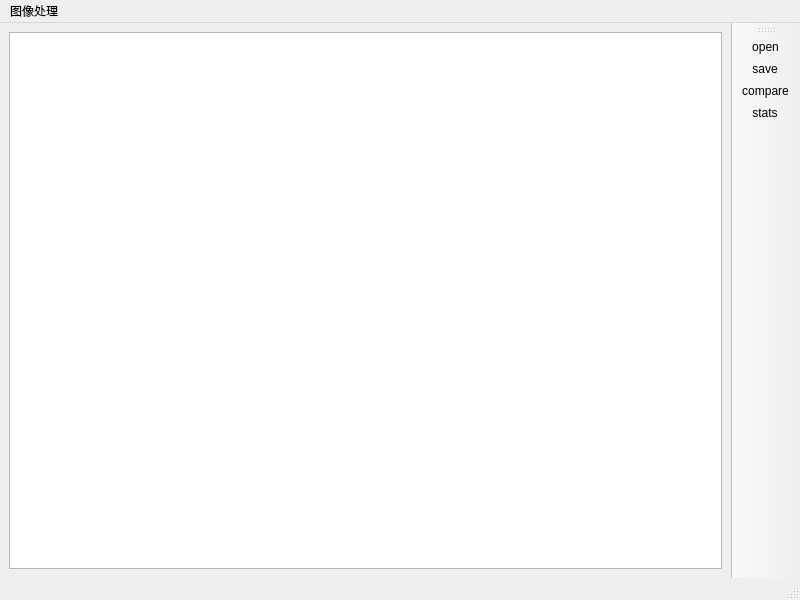
xiaoqinxing/ImageTools, file tools/rawimageeditor/rawimageeditor_window.ui: the form before one commit.
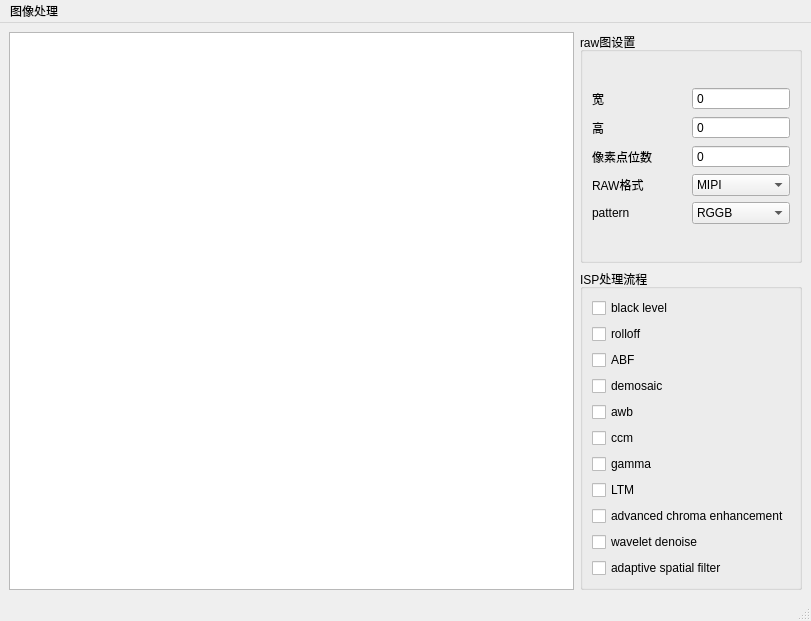
The form after the commit. Icons and pictures are not drawn.

Diff of the .ui file:
```diff
--- a/tools/rawimageeditor/rawimageeditor_window.ui
+++ b/tools/rawimageeditor/rawimageeditor_window.ui
@@ -6,8 +6,8 @@
    <rect>
     <x>0</x>
     <y>0</y>
-    <width>800</width>
-    <height>600</height>
+    <width>811</width>
+    <height>621</height>
    </rect>
   </property>
   <property name="windowTitle">
@@ -27,7 +27,7 @@
   </property>
   <widget class="QWidget" name="centralwidget">
    <layout class="QGridLayout" name="gridLayout">
-    <item row="0" column="1" rowspan="3">
+    <item row="1" column="0">
      <widget class="QGraphicsView" name="graphicsView">
       <property name="mouseTracking">
        <bool>true</bool>
@@ -58,6 +58,214 @@
       </property>
      </widget>
     </item>
+    <item row="1" column="1">
+     <layout class="QVBoxLayout" name="verticalLayout">
+      <item>
+       <widget class="QGroupBox" name="groupBox">
+        <property name="title">
+         <string>raw图设置</string>
+        </property>
+        <layout class="QGridLayout" name="gridLayout_3">
+         <item row="0" column="0">
+          <layout class="QGridLayout" name="gridLayout_4">
+           <item row="1" column="0">
+            <widget class="QLabel" name="label_6">
+             <property name="text">
+              <string>高</string>
+             </property>
+            </widget>
+           </item>
+           <item row="0" column="0">
+            <widget class="QLabel" name="label_7">
+             <property name="text">
+              <string>宽</string>
+             </property>
+            </widget>
+           </item>
+           <item row="2" column="0">
+            <widget class="QLabel" name="label_8">
+             <property name="text">
+              <string>像素点位数</string>
+             </property>
+            </widget>
+           </item>
+           <item row="1" column="1">
+            <widget class="QSpinBox" name="height">
+             <property name="buttonSymbols">
+              <enum>QAbstractSpinBox::NoButtons</enum>
+             </property>
+             <property name="maximum">
+              <number>10000</number>
+             </property>
+            </widget>
+           </item>
+           <item row="3" column="0">
+            <widget class="QLabel" name="label_9">
+             <property name="text">
+              <string>RAW格式</string>
+             </property>
+            </widget>
+           </item>
+           <item row="0" column="1">
+            <widget class="QSpinBox" name="width">
+             <property name="buttonSymbols">
+              <enum>QAbstractSpinBox::NoButtons</enum>
+             </property>
+             <property name="maximum">
+              <number>10000</number>
+             </property>
+            </widget>
+           </item>
+           <item row="2" column="1">
+            <widget class="QSpinBox" name="bit">
+             <property name="buttonSymbols">
+              <enum>QAbstractSpinBox::NoButtons</enum>
+             </property>
+            </widget>
+           </item>
+           <item row="3" column="1">
+            <widget class="QComboBox" name="raw_format">
+             <item>
+              <property name="text">
+               <string>MIPI</string>
+              </property>
+             </item>
+             <item>
+              <property name="text">
+               <string>PACKED</string>
+              </property>
+             </item>
+             <item>
+              <property name="text">
+               <string>UNPACKED</string>
+              </property>
+             </item>
+            </widget>
+           </item>
+           <item row="4" column="0">
+            <widget class="QLabel" name="label_10">
+             <property name="text">
+              <string>pattern</string>
+             </property>
+            </widget>
+           </item>
+           <item row="4" column="1">
+            <widget class="QComboBox" name="pattern">
+             <item>
+              <property name="text">
+               <string>RGGB</string>
+              </property>
+             </item>
+             <item>
+              <property name="text">
+               <string>GRBG</string>
+              </property>
+             </item>
+             <item>
+              <property name="text">
+               <string>BGGR</string>
+              </property>
+             </item>
+             <item>
+              <property name="text">
+               <string>GBRG</string>
+              </property>
+             </item>
+            </widget>
+           </item>
+          </layout>
+         </item>
+        </layout>
+       </widget>
+      </item>
+      <item>
+       <widget class="QGroupBox" name="groupBox_2">
+        <property name="title">
+         <string>ISP处理流程</string>
+        </property>
+        <layout class="QGridLayout" name="gridLayout_2">
+         <item row="1" column="0">
+          <widget class="QCheckBox" name="rolloff">
+           <property name="text">
+            <string>rolloff</string>
+           </property>
+          </widget>
+         </item>
+         <item row="3" column="0">
+          <widget class="QCheckBox" name="demosaic">
+           <property name="text">
+            <string>demosaic</string>
+           </property>
+          </widget>
+         </item>
+         <item row="7" column="0">
+          <widget class="QCheckBox" name="LTM">
+           <property name="text">
+            <string>LTM</string>
+           </property>
+          </widget>
+         </item>
+         <item row="0" column="0">
+          <widget class="QCheckBox" name="blacklevel">
+           <property name="text">
+            <string>black level</string>
+           </property>
+          </widget>
+         </item>
+         <item row="4" column="0">
+          <widget class="QCheckBox" name="awb">
+           <property name="text">
+            <string>awb</string>
+           </property>
+          </widget>
+         </item>
+         <item row="2" column="0">
+          <widget class="QCheckBox" name="ABF">
+           <property name="text">
+            <string>ABF</string>
+           </property>
+          </widget>
+         </item>
+         <item row="9" column="0">
+          <widget class="QCheckBox" name="denoise">
+           <property name="text">
+            <string>wavelet denoise</string>
+           </property>
+          </widget>
+         </item>
+         <item row="10" column="0">
+          <widget class="QCheckBox" name="asf">
+           <property name="text">
+            <string>adaptive spatial filter</string>
+           </property>
+          </widget>
+         </item>
+         <item row="5" column="0">
+          <widget class="QCheckBox" name="ccm">
+           <property name="text">
+            <string>ccm</string>
+           </property>
+          </widget>
+         </item>
+         <item row="6" column="0">
+          <widget class="QCheckBox" name="gamma">
+           <property name="text">
+            <string>gamma</string>
+           </property>
+          </widget>
+         </item>
+         <item row="8" column="0">
+          <widget class="QCheckBox" name="chroma_enhance">
+           <property name="text">
+            <string>advanced chroma enhancement</string>
+           </property>
+          </widget>
+         </item>
+        </layout>
+       </widget>
+      </item>
+     </layout>
+    </item>
    </layout>
   </widget>
   <widget class="QMenuBar" name="menubar">
@@ -65,7 +273,7 @@
     <rect>
      <x>0</x>
      <y>0</y>
-     <width>800</width>
+     <width>811</width>
      <height>23</height>
     </rect>
    </property>
@@ -91,33 +299,6 @@
     <bool>true</bool>
    </property>
   </widget>
-  <widget class="QToolBar" name="toolBar">
-   <property name="sizePolicy">
-    <sizepolicy hsizetype="Fixed" vsizetype="Preferred">
-     <horstretch>0</horstretch>
-     <verstretch>0</verstretch>
-    </sizepolicy>
-   </property>
-   <property name="windowTitle">
-    <string>toolBar_2</string>
-   </property>
-   <property name="allowedAreas">
-    <set>Qt::AllToolBarAreas</set>
-   </property>
-   <property name="orientation">
-    <enum>Qt::Vertical</enum>
-   </property>
-   <attribute name="toolBarArea">
-    <enum>RightToolBarArea</enum>
-   </attribute>
-   <attribute name="toolBarBreak">
-    <bool>false</bool>
-   </attribute>
-   <addaction name="openimage"/>
-   <addaction name="saveimage"/>
-   <addaction name="compareimage"/>
-   <addaction name="actionstats"/>
-  </widget>
   <action name="historgram">
    <property name="text">
     <string>直方图</string>
@@ -141,18 +322,6 @@
     <string>高斯滤波</string>
    </property>
   </action>
-  <action name="saveimage">
-   <property name="icon">
-    <iconset resource="../../ui/resource.qrc">
-     <normaloff>:/tool_icon/resource/save_icon.png</normaloff>:/tool_icon/resource/save_icon.png</iconset>
-   </property>
-   <property name="text">
-    <string>save</string>
-   </property>
-   <property name="shortcut">
-    <string>Ctrl+S</string>
-   </property>
-  </action>
   <action name="medianblur">
    <property name="text">
     <string>中值滤波</string>
@@ -166,42 +335,6 @@
     <string>双边滤波</string>
    </property>
   </action>
-  <action name="compareimage">
-   <property name="icon">
-    <iconset resource="../../ui/resource.qrc">
-     <normaloff>:/tool_icon/resource/compare.png</normaloff>:/tool_icon/resource/compare.png</iconset>
-   </property>
-   <property name="text">
-    <string>compare</string>
-   </property>
-   <property name="toolTip">
-    <string>compare</string>
-   </property>
-  </action>
-  <action name="openimage">
-   <property name="icon">
-    <iconset resource="../../ui/resource.qrc">
-     <normaloff>:/tool_icon/resource/open.png</normaloff>:/tool_icon/resource/open.png</iconset>
-   </property>
-   <property name="text">
-    <string>open</string>
-   </property>
-   <property name="toolTip">
-    <string>open</string>
-   </property>
-  </action>
-  <action name="actionstats">
-   <property name="icon">
-    <iconset resource="../../ui/resource.qrc">
-     <normaloff>:/tool_icon/resource/stats.png</normaloff>:/tool_icon/resource/stats.png</iconset>
-   </property>
-   <property name="text">
-    <string>stats</string>
-   </property>
-   <property name="toolTip">
-    <string>统计信息</string>
-   </property>
-  </action>
  </widget>
  <resources>
   <include location="../../ui/resource.qrc"/>
```
